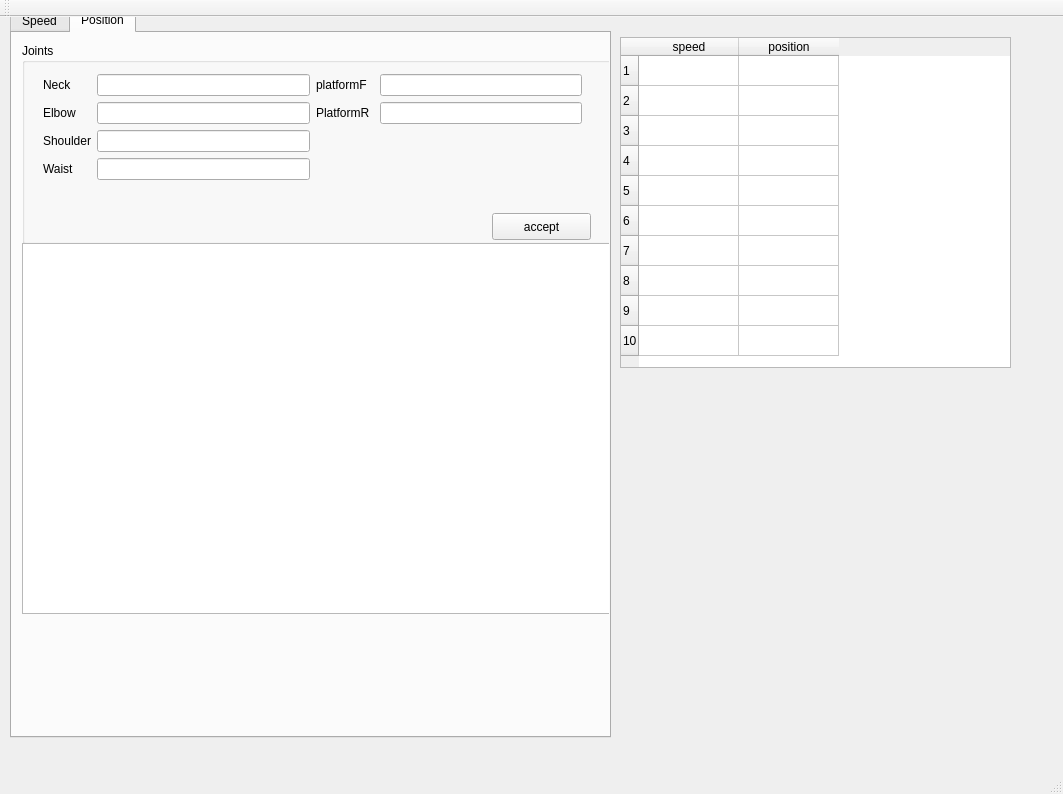
Jersey-Devil/engineer_gui, file gui/gui_/robot_gui/mainwindow.ui: the form before one commit.
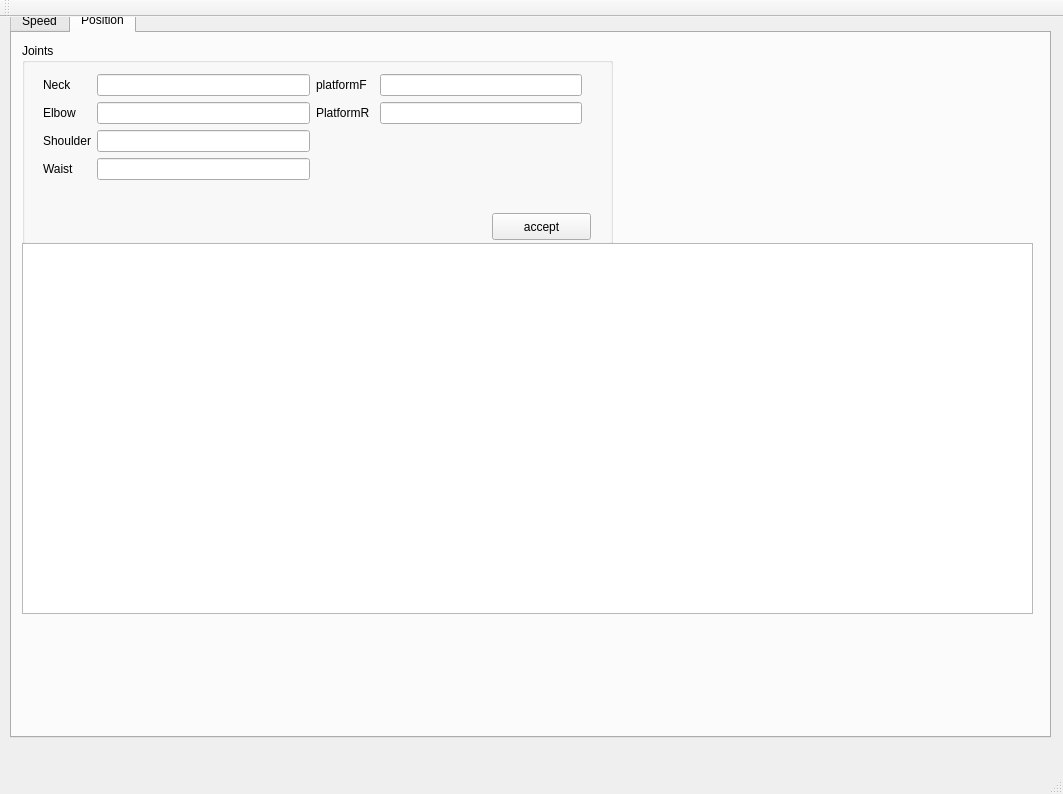
The form after the commit. Custom widgets are drawn as their Qt base class.

```diff
--- a/gui/gui_/robot_gui/mainwindow.ui
+++ b/gui/gui_/robot_gui/mainwindow.ui
@@ -19,7 +19,7 @@
      <rect>
       <x>10</x>
       <y>-10</y>
-      <width>601</width>
+      <width>1041</width>
       <height>731</height>
      </rect>
     </property>
@@ -721,49 +721,13 @@
        <rect>
         <x>10</x>
         <y>210</y>
-        <width>591</width>
+        <width>1011</width>
         <height>371</height>
        </rect>
       </property>
      </widget>
     </widget>
    </widget>
-   <widget class="QTableWidget" name="telemetryView">
-    <property name="geometry">
-     <rect>
-      <x>620</x>
-      <y>20</y>
-      <width>391</width>
-      <height>331</height>
-     </rect>
-    </property>
-    <property name="rowCount">
-     <number>10</number>
-    </property>
-    <property name="columnCount">
-     <number>2</number>
-    </property>
-    <row/>
-    <row/>
-    <row/>
-    <row/>
-    <row/>
-    <row/>
-    <row/>
-    <row/>
-    <row/>
-    <row/>
-    <column>
-     <property name="text">
-      <string>speed</string>
-     </property>
-    </column>
-    <column>
-     <property name="text">
-      <string>position</string>
-     </property>
-    </column>
-   </widget>
   </widget>
   <widget class="QMenuBar" name="menuBar">
    <property name="geometry">
```
